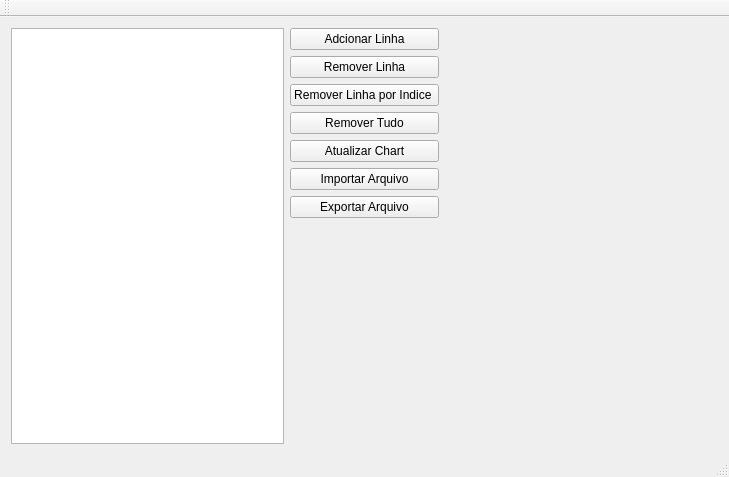
Old version of the form mainwindow.ui in the repository DSV08/QtTableChart.
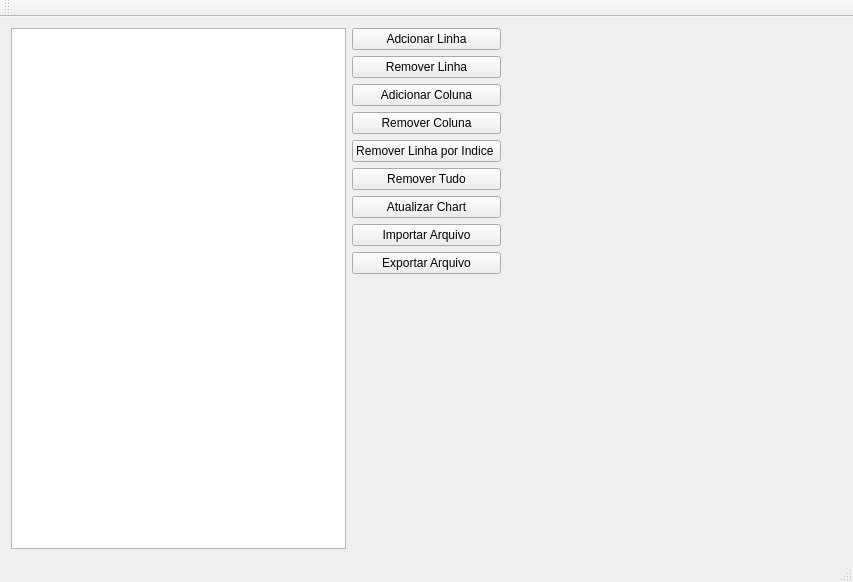
New version of the form. Custom widgets are drawn as their Qt base class.

Commit message:
Adicionando mais colunas
Adicionando o botão adicionar e remover coluna e corrigindo alguns bugs.

The edit to the form file:
```diff
--- a/mainwindow.ui
+++ b/mainwindow.ui
@@ -6,8 +6,8 @@
    <rect>
     <x>0</x>
     <y>0</y>
-    <width>729</width>
-    <height>477</height>
+    <width>853</width>
+    <height>582</height>
    </rect>
   </property>
   <property name="windowTitle">
@@ -44,14 +44,14 @@
         </property>
        </widget>
       </item>
-      <item row="4" column="0">
+      <item row="7" column="0">
        <widget class="QPushButton" name="pushButton_updateChart">
         <property name="text">
          <string>Atualizar Chart</string>
         </property>
        </widget>
       </item>
-      <item row="7" column="0">
+      <item row="11" column="0">
        <spacer name="verticalSpacer">
         <property name="orientation">
          <enum>Qt::Vertical</enum>
@@ -64,34 +64,48 @@
         </property>
        </spacer>
       </item>
-      <item row="2" column="0">
+      <item row="4" column="0">
        <widget class="QPushButton" name="pushButton_removeLinhaIndice">
         <property name="text">
          <string>Remover Linha por Indice </string>
         </property>
        </widget>
       </item>
-      <item row="3" column="0">
+      <item row="6" column="0">
        <widget class="QPushButton" name="pushButtonRemoverTudo">
         <property name="text">
          <string>Remover Tudo</string>
         </property>
        </widget>
       </item>
-      <item row="5" column="0">
+      <item row="8" column="0">
        <widget class="QPushButton" name="pushButtonImportarArquivo">
         <property name="text">
          <string>Importar Arquivo</string>
         </property>
        </widget>
       </item>
-      <item row="6" column="0">
+      <item row="9" column="0">
        <widget class="QPushButton" name="pushButtonExportarArquivo">
         <property name="text">
          <string>Exportar Arquivo</string>
         </property>
        </widget>
       </item>
+      <item row="2" column="0">
+       <widget class="QPushButton" name="pushButtonadicionaColuna">
+        <property name="text">
+         <string>Adicionar Coluna</string>
+        </property>
+       </widget>
+      </item>
+      <item row="3" column="0">
+       <widget class="QPushButton" name="pushButtonremoverColuna">
+        <property name="text">
+         <string>Remover Coluna</string>
+        </property>
+       </widget>
+      </item>
      </layout>
     </item>
    </layout>
```
Left out of the diff: 2 changed lines with no effect on the pictures. The commit also changes 3 other files.
